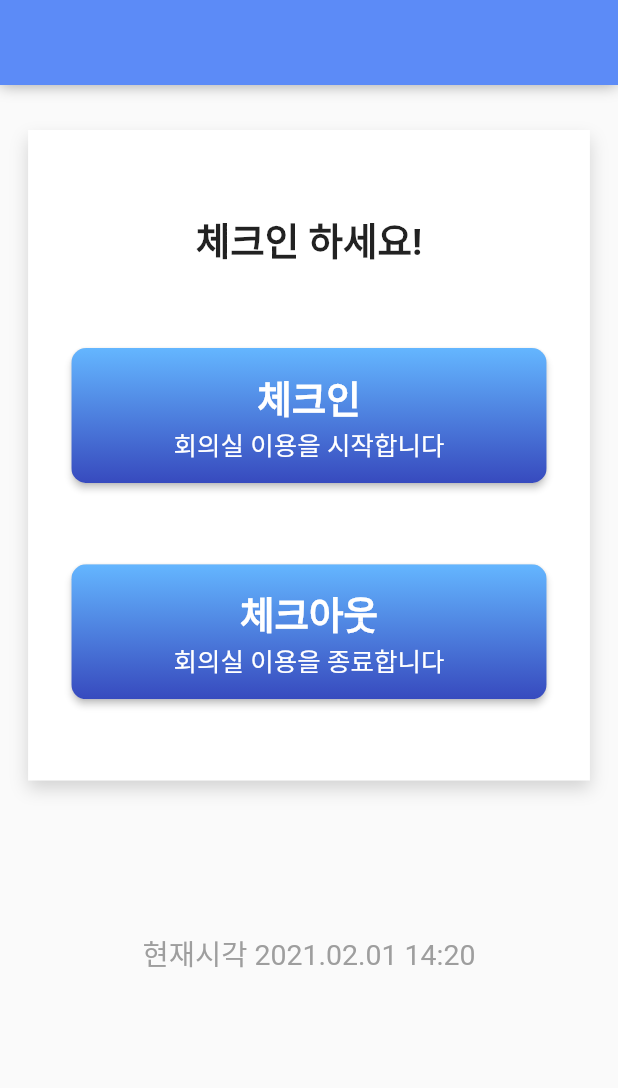
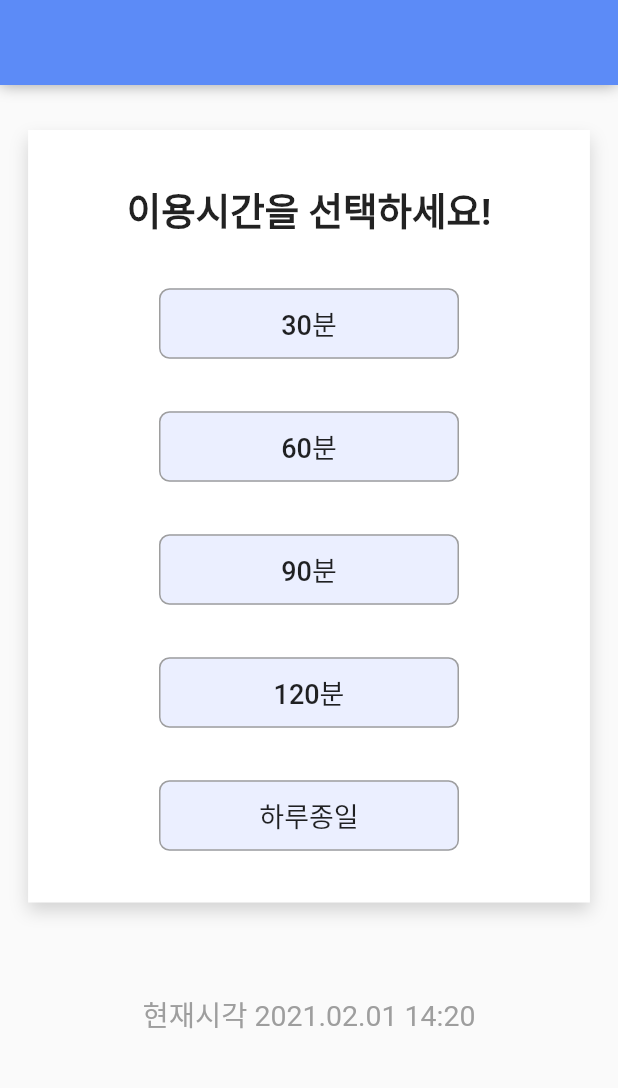
Before and after one commit to Inpsyt/Meeting-Inpsyt, a Flutter app: the ScreenTimeSelect screen opened directly with empty values, on a phone screen of 412 x 824 dp, the part 110-1198 px from its top. Run offline on Flutter 3.47's test engine with Material 2 defaults, Android fonts, the phone set to English and light mode, and no system bars; missing offline and left inert: diamond_notched_fab; Roboto replaces fonts that are missing (NanumSquare).

Commit message:
시간선택화면

```diff
--- a/lib/constants/const_colors.dart
+++ b/lib/constants/const_colors.dart
@@ -3,6 +3,7 @@ import 'package:flutter/material.dart';
 //tone
 final Color color_white = Colors.white;
 final Color color_dark = Color(0xDD000000);
+final Color color_lightBlue = Color(0xFFEBEFFF);
 final Color color_skyBlue = Color(0xFF5C8BF7);
 final Color color_deepSkyBlue =Color(0xFF4558F5);
 final Color color_yellow = Color(0xFFFFFF00);
--- a/lib/views/screen_timeselect.dart
+++ b/lib/views/screen_timeselect.dart
@@ -4,27 +4,24 @@ import 'package:flutter_app3/models/model_meetingroom.dart';
 import 'package:flutter_app3/views/widgets/widget_buttons.dart';
 
 class ScreenTimeSelect extends StatefulWidget {
-
   final ModelMeetingRoom modelMeetingRoom;
 
   ScreenTimeSelect(this.modelMeetingRoom);
 
   @override
-  _ScreenTimeSelectState createState() => _ScreenTimeSelectState(this.modelMeetingRoom);
+  _ScreenTimeSelectState createState() =>
+      _ScreenTimeSelectState(this.modelMeetingRoom);
 }
 
 class _ScreenTimeSelectState extends State<ScreenTimeSelect> {
-
   final ModelMeetingRoom modelMeetingRoom;
 
   _ScreenTimeSelectState(this.modelMeetingRoom);
 
   @override
   Widget build(BuildContext context) {
-
     final double deviceWidth = MediaQuery.of(context).size.width;
     final double deviceHeight = MediaQuery.of(context).size.height;
-
 
     return Scaffold(
       // floatingActionButton: DiamondNotchedFab(
@@ -64,9 +61,7 @@ class _ScreenTimeSelectState extends State<ScreenTimeSelect> {
                           color: color_white,
                         ),
                         onPressed: () {
-
                           Navigator.pop(context);
-
                         }),
                     Text(
                       'Meeting Room',
@@ -96,7 +91,6 @@ class _ScreenTimeSelectState extends State<ScreenTimeSelect> {
             ),
           ),
 
-
           SizedBox(
             height: 30,
           ),
@@ -104,7 +98,7 @@ class _ScreenTimeSelectState extends State<ScreenTimeSelect> {
           //하단부 영역
           Container(
             width: deviceWidth / 1.1,
-            height: deviceHeight / 1.9,
+            height: deviceHeight / 1.6,
             decoration: BoxDecoration(
               color: color_white,
               boxShadow: [
@@ -119,65 +113,53 @@ class _ScreenTimeSelectState extends State<ScreenTimeSelect> {
               mainAxisAlignment: MainAxisAlignment.spaceEvenly,
               children: [
                 Text(
-                  '체크인 하세요!',
+                  '이용시간을 선택하세요!',
                   textAlign: TextAlign.center,
                   style: TextStyle(
                       color: color_dark,
                       fontSize: 25,
                       fontWeight: FontWeight.bold),
                 ),
-                GradientButton(
-                    Column(
-                      children: [
-                        Text(
-                          '체크인',
-                          style: TextStyle(color: color_white,fontSize: 25,fontWeight: FontWeight.bold),
-                        ),
-                        Text(
-                          '회의실 이용을 시작합니다',
-                          style: TextStyle(color: color_white,fontSize: 17),
-                        ),
-                      ],
-                    ),
-                    color_gradientBlueStart,
-                    color_gradientBlueEnd,
-                    90,
-                    deviceWidth/1.3,
-                    10,(){
 
-
-                }),
-                GradientButton(
-                    Column(
-                      children: [
-                        Text(
-                          '체크아웃',
-                          style: TextStyle(color: color_white,fontSize: 25,fontWeight: FontWeight.bold),
-                        ),
-                        Text(
-                          '회의실 이용을 종료합니다',
-                          style: TextStyle(color: color_white,fontSize: 17),
-                        ),
-                      ],
-                    ),
-                    color_gradientBlueStart,
-                    color_gradientBlueEnd,
-                    90,
-                    deviceWidth/1.3,
-                    10,(){
-
-
-                })
+                _timeButton('30분'),
+                _timeButton('60분'),
+                _timeButton('90분'),
+                _timeButton('120분'),
+                _timeButton('하루종일'),
               ],
             ),
           ),
 
           Expanded(
               child: Container(
-                child: Center(child: Text('현재시각 2021.02.01 14:20',style: TextStyle(color: color_deepShadowGrey,fontSize: 19),)),
-              ))
+            child: Center(
+                child: Text(
+              '현재시각 2021.02.01 14:20',
+              style: TextStyle(color: color_deepShadowGrey, fontSize: 19),
+            )),
+          ))
         ],
       ),
     );
   }
+
+  Widget _timeButton(String text){
+    return ButtonTheme(
+      minWidth: 200,
+      child: RaisedButton(
+        onPressed: () {},
+        color: color_lightBlue,
+        elevation: 0,
+        shape: RoundedRectangleBorder(
+            borderRadius: BorderRadius.circular(7),
+            side: BorderSide(color:color_deepShadowGrey)
+
+        ),
+        child: Padding(
+            padding: EdgeInsets.symmetric(vertical: 10),
+            child: Text(text,style: TextStyle(fontSize: 18),)),
+      ),
+    );
+  }
+
 }
```
